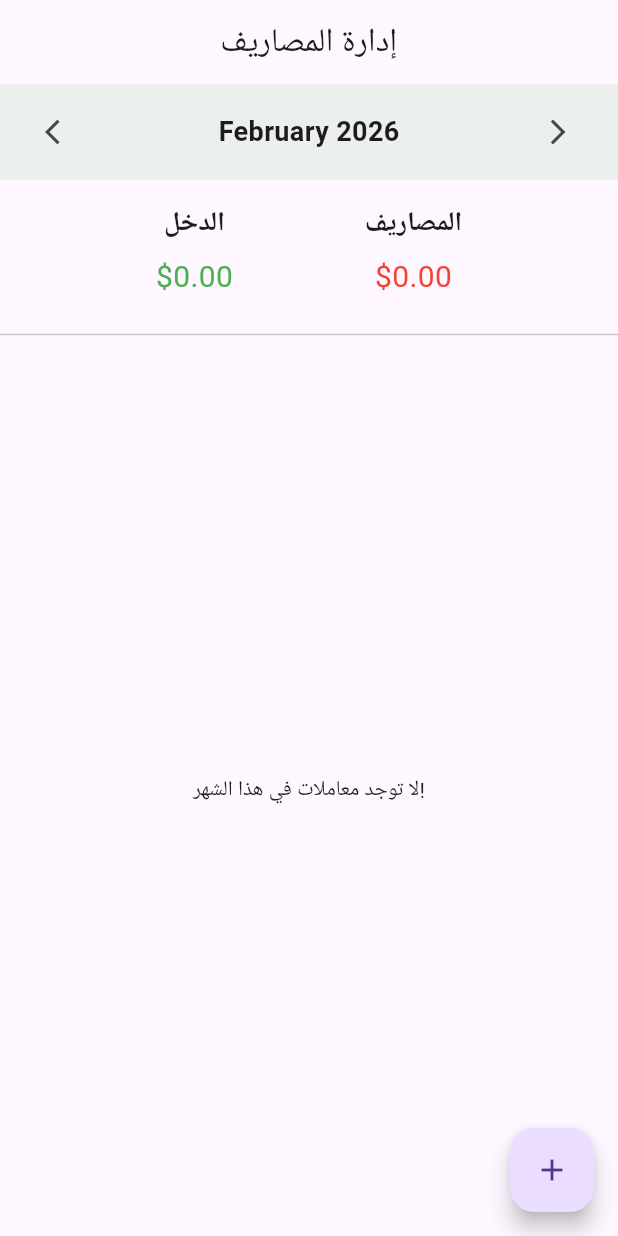
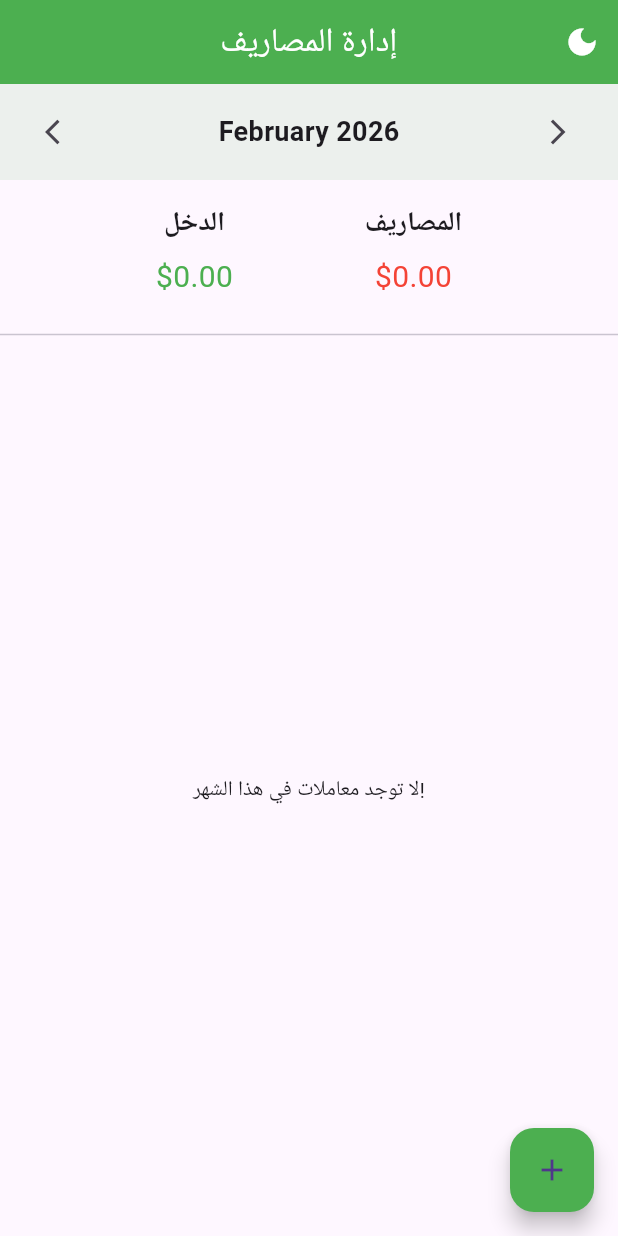
Before and after one commit to satwrabbas/exense_tracker_app, a Flutter app: the screen it shows after launch, on a phone screen of 412 x 824 dp. Run offline on Flutter 3.47's test engine with Material 3 defaults, Android fonts, the phone set to English and light mode, and no system bars; our stand-ins replace fl_chart, hive, hive_flutter; accounts and stored records are empty; Roboto replaces fonts that are missing (Cairo).

Commit message:
after dark mode

```diff
--- a/lib/main.dart
+++ b/lib/main.dart
@@ -1,8 +1,10 @@
 import 'package:flutter/material.dart';
 import 'package:hive_flutter/hive_flutter.dart';
 import 'package:provider/provider.dart';
+
 import 'models/transaction.dart';
 import 'providers/transaction_provider.dart';
+import 'providers/theme_provider.dart';
 import 'screens/home_screen.dart';
 
 void main() async {
@@ -11,11 +13,18 @@ void main() async {
   // تهيئة Hive
   await Hive.initFlutter();
   Hive.registerAdapter(TransactionAdapter());
+
+  // فتح صناديق البيانات
   await Hive.openBox<Transaction>('transactionsBox');
+  await Hive.openBox('settingsBox'); // صندوق الإعدادات للثيم
 
   runApp(
-    ChangeNotifierProvider(
-      create: (context) => TransactionProvider()..fetchTransactions(),
+    // استخدام MultiProvider لإدارة عدة Providers
+    MultiProvider(
+      providers: [
+        ChangeNotifierProvider(create: (context) => TransactionProvider()..fetchTransactions()),
+        ChangeNotifierProvider(create: (context) => ThemeProvider()),
+      ],
       child: const MyApp(),
     ),
   );
@@ -26,13 +35,44 @@ class MyApp extends StatelessWidget {
 
   @override
   Widget build(BuildContext context) {
+    // الاستماع لتغيرات الثيم
+    final themeProvider = Provider.of<ThemeProvider>(context);
+
     return MaterialApp(
       debugShowCheckedModeBanner: false,
       title: 'ميزانيتي',
+
+      // إعدادات الوضع المضيء
       theme: ThemeData(
+        brightness: Brightness.light,
         primarySwatch: Colors.green,
-        fontFamily: 'Cairo', // يمكنك إضافة خط عربي لاحقاً
+        appBarTheme: const AppBarTheme(
+          backgroundColor: Colors.green,
+          foregroundColor: Colors.white,
+        ),
+        floatingActionButtonTheme: const FloatingActionButtonThemeData(
+          backgroundColor: Colors.green,
+        ),
       ),
+
+      // إعدادات الوضع المظلم
+      darkTheme: ThemeData(
+        brightness: Brightness.dark,
+        primarySwatch: Colors.green,
+        scaffoldBackgroundColor: Colors.grey[900],
+        appBarTheme: AppBarTheme(
+          backgroundColor: Colors.grey[850],
+          foregroundColor: Colors.white,
+        ),
+        cardColor: Colors.grey[800], // لون البطاقات في الوضع المظلم
+        floatingActionButtonTheme: const FloatingActionButtonThemeData(
+          backgroundColor: Colors.green,
+        ),
+      ),
+
+      // تحديد الوضع بناءً على الـ Provider
+      themeMode: themeProvider.isDarkMode ? ThemeMode.dark : ThemeMode.light,
+
       home: const HomeScreen(),
     );
   }
--- a/lib/screens/home_screen.dart
+++ b/lib/screens/home_screen.dart
@@ -1,26 +1,45 @@
 import 'package:flutter/material.dart';
 import 'package:provider/provider.dart';
 import 'package:intl/intl.dart';
+
+// الاستدعاءات المهمة
 import '../models/transaction.dart';
 import '../providers/transaction_provider.dart';
-import 'expense_chart.dart'; // استدعاء الرسم البياني
+import '../providers/theme_provider.dart'; // هذا السطر الذي كان ينقصنا
+import 'expense_chart.dart';
 
 class HomeScreen extends StatelessWidget {
   const HomeScreen({super.key});
+
   @override
   Widget build(BuildContext context) {
+    // تعريف الـ Providers الاثنين هنا
     final provider = Provider.of<TransactionProvider>(context);
+    final themeProvider = Provider.of<ThemeProvider>(context);
 
     return Scaffold(
       appBar: AppBar(
         title: const Text('إدارة المصاريف'),
         centerTitle: true,
+        actions: [
+          // زر تبديل الوضع المظلم والمضيء
+          IconButton(
+            icon: Icon(
+              themeProvider.isDarkMode ? Icons.light_mode : Icons.dark_mode,
+            ),
+            onPressed: () {
+              themeProvider.toggleTheme();
+            },
+          ),
+        ],
       ),
       body: Column(
         children: [
-          // --- الميزة الجديدة: شريط التنقل بين الأشهر ---
+          // شريط التنقل بين الأشهر
           Container(
-            color: Colors.green.withOpacity(0.1),
+            color: themeProvider.isDarkMode
+                ? Colors.grey.withOpacity(0.2)
+                : Colors.green.withOpacity(0.1), // تعديل اللون ليناسب الوضعين
             padding: const EdgeInsets.symmetric(vertical: 8.0, horizontal: 16.0),
             child: Row(
               mainAxisAlignment: MainAxisAlignment.spaceBetween,
@@ -40,7 +59,6 @@ class HomeScreen extends StatelessWidget {
               ],
             ),
           ),
-          // ------------------------------------------------
 
           // الإحصائيات
           Padding(
@@ -54,19 +72,19 @@ class HomeScreen extends StatelessWidget {
             ),
           ),
 
-          // الرسم البياني (سيتحدث تلقائياً حسب الشهر)
+          // الرسم البياني
           const ExpenseChart(),
 
           const Divider(),
 
-          // قائمة المعاملات (تم تغييرها لتقرأ monthlyTransactions)
+          // قائمة المعاملات
           Expanded(
             child: provider.monthlyTransactions.isEmpty
                 ? const Center(child: Text('لا توجد معاملات في هذا الشهر!'))
                 : ListView.builder(
                     itemCount: provider.monthlyTransactions.length,
                     itemBuilder: (context, index) {
-                      final tx = provider.monthlyTransactions[index]; // التغيير هنا
+                      final tx = provider.monthlyTransactions[index];
                       return Card(
                         margin: const EdgeInsets.symmetric(horizontal: 16, vertical: 8),
                         child: ListTile(
@@ -97,6 +115,7 @@ class HomeScreen extends StatelessWidget {
     );
   }
 
+  // دالة الإحصائيات
   Widget _buildStatCard(String title, double amount, Color color) {
     return Column(
       children: [
@@ -107,15 +126,14 @@ class HomeScreen extends StatelessWidget {
     );
   }
 
-  // تحديث نافذة إدخال البيانات
+  // دالة نافذة الإضافة
   void _showAddDialog(BuildContext context) {
     final titleController = TextEditingController();
     final amountController = TextEditingController();
     bool isExpense = true;
 
-    // قائمة التصنيفات
     final List<String> categories = ['طعام', 'مواصلات', 'فواتير', 'ترفيه', 'راتب', 'أخرى'];
-    String selectedCategory = categories.first; // القيمة الافتراضية
+    String selectedCategory = categories.first;
 
     showModalBottomSheet(
       context: context,
@@ -142,7 +160,6 @@ class HomeScreen extends StatelessWidget {
                   ),
                   const SizedBox(height: 10),
 
-                  // قائمة منسدلة لاختيار التصنيف
                   DropdownButtonFormField<String>(
                     value: selectedCategory,
                     decoration: const InputDecoration(labelText: 'التصنيف'),
@@ -189,7 +206,7 @@ class HomeScreen extends StatelessWidget {
                         amount: double.parse(amountController.text),
                         date: DateTime.now(),
                         isExpense: isExpense,
-                        category: selectedCategory, // إضافة التصنيف هنا
+                        category: selectedCategory,
                       );
 
                       Provider.of<TransactionProvider>(context, listen: false).addTransaction(newTx);
```
